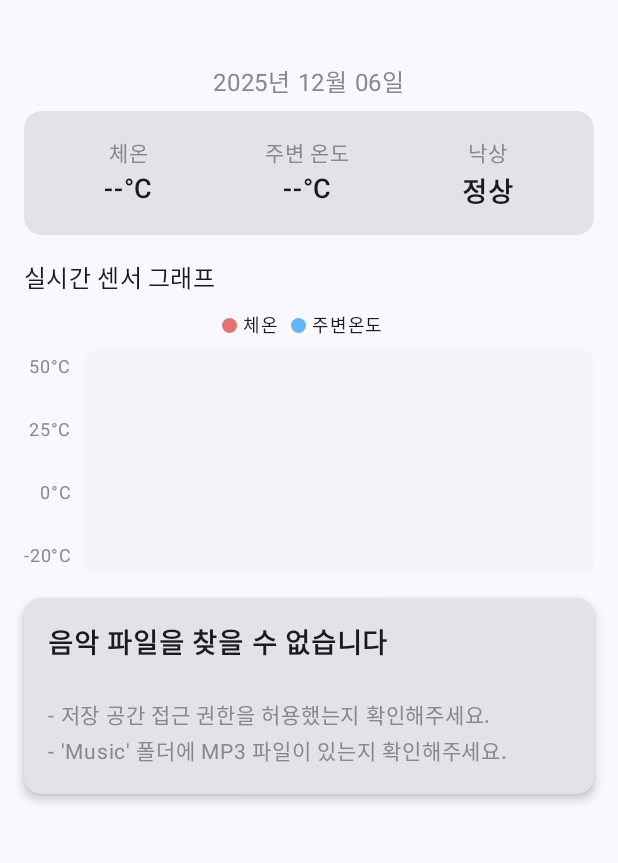
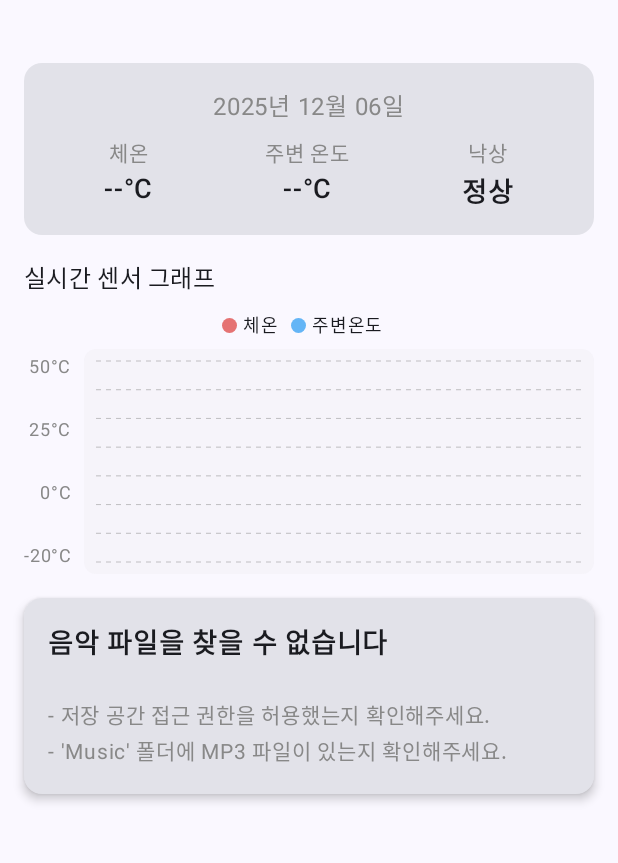
Before and after one commit to MOSW626/ME340_2025_Group4, an Android app built with Jetpack Compose: the screen it shows after launch (MainActivity), on a phone screen of 412 x 824 dp, the part 69-932 px from its top. Run offline under Robolectric (Android 15) with nearby library versions, the phone set to English and light mode, and no system bars.

Commit message:
Modified date data location, and grid (horizontal line)

```diff
--- a/application/app/src/main/java/com/example/me340/MainActivity.kt
+++ b/application/app/src/main/java/com/example/me340/MainActivity.kt
@@ -384,13 +384,7 @@ fun DashboardContent(
             Spacer(modifier = Modifier.height(8.dp))
         }
 
-        Text(
-            text = currentDate,
-            fontSize = 16.sp,
-            color = Color.Gray,
-            modifier = Modifier.padding(bottom = 8.dp)
-        )
-        SensorDataPanel(reading = currentReading)
+        SensorDataPanel(reading = currentReading, date = currentDate)
         Spacer(Modifier.height(16.dp))
         SensorDataChart(data = readings)
         Spacer(Modifier.height(16.dp))
@@ -647,12 +641,18 @@ fun AlertPanel(reason: String) {
 }
 
 @Composable
-fun SensorDataPanel(reading: SensorReading?) {
+fun SensorDataPanel(reading: SensorReading?, date: String) {
     Card(
         modifier = Modifier.fillMaxWidth(),
         shape = RoundedCornerShape(12.dp)
     ) {
         Column(modifier = Modifier.padding(16.dp), horizontalAlignment = Alignment.CenterHorizontally) {
+            Text(
+                text = date,
+                fontSize = 16.sp,
+                color = Color.Gray,
+                modifier = Modifier.padding(bottom = 8.dp)
+            )
             Row(
                 modifier = Modifier.fillMaxWidth(),
                 horizontalArrangement = Arrangement.SpaceAround
@@ -717,19 +717,16 @@ fun SensorDataChart(data: List<SensorReading>) {
                     .background(Color.LightGray.copy(alpha = 0.1f), RoundedCornerShape(8.dp))
                     .padding(8.dp)
             ) {
-                if (data.isNotEmpty()) {
                 Canvas(modifier = Modifier.fillMaxSize()) {
-                        val stepX = if (data.size > 1) size.width / (data.size - 1) else 0f
                     val maxTemp = 50f
                     val minTemp = -20f
                     val tempRange = (maxTemp - minTemp)
 
                     // Draw Grid
-                        val gridColor = Color.LightGray.copy(alpha = 0.5f)
+                    val gridColor = Color.Gray.copy(alpha = 0.5f)
                     val gridInterval = 10f
                     var currentGridTemp = minTemp
-                        while(currentGridTemp <= maxTemp) {
-                            if (currentGridTemp != minTemp && currentGridTemp != maxTemp && currentGridTemp != 25f && currentGridTemp != 0f) {
+                    while (currentGridTemp <= maxTemp) {
                         val y = size.height * (1 - ((currentGridTemp - minTemp) / tempRange))
                         drawLine(
                             color = gridColor,
@@ -738,10 +735,11 @@ fun SensorDataChart(data: List<SensorReading>) {
                             strokeWidth = 1f,
                             pathEffect = PathEffect.dashPathEffect(floatArrayOf(5f, 5f))
                         )
-                            }
                         currentGridTemp += gridInterval
                     }
 
+                    if (data.isNotEmpty()) {
+                        val stepX = if (data.size > 1) size.width / (data.size - 1) else 0f
 
                         // Temperature data
                         val temperatures = data.map { it.temperature }
@@ -759,7 +757,7 @@ fun SensorDataChart(data: List<SensorReading>) {
                                     strokeWidth = 4f
                                 )
                             }
-                        } else if (data.isNotEmpty()){
+                        } else {
                             val p1y = size.height * (1 - ((temperatures.first() - minTemp) / tempRange).coerceIn(0f, 1f))
                             drawCircle(tempColor, radius = 8f, center = Offset(0f, p1y))
                         }
@@ -776,7 +774,7 @@ fun SensorDataChart(data: List<SensorReading>) {
                                     strokeWidth = 4f
                                 )
                             }
-                        } else if (data.isNotEmpty()){
+                        } else {
                             val p1y = size.height * (1 - ((ambientTemperatures.first() - minTemp) / tempRange).coerceIn(0f, 1f))
                             drawCircle(ambientTempColor, radius = 8f, center = Offset(0f, p1y))
                         }
```
Lines whose indentation alone changed are shown as unchanged.
